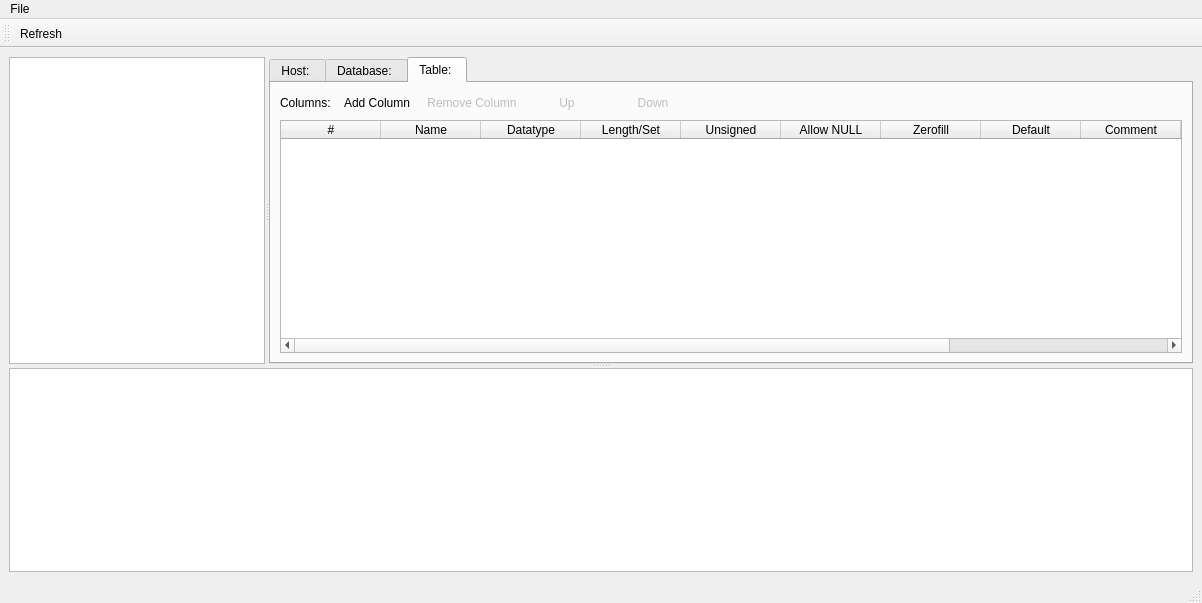
Old version of the form qtcreator_assets/pyHeidi/mainwindow.ui in the repository Fapiko/pyHeidi.
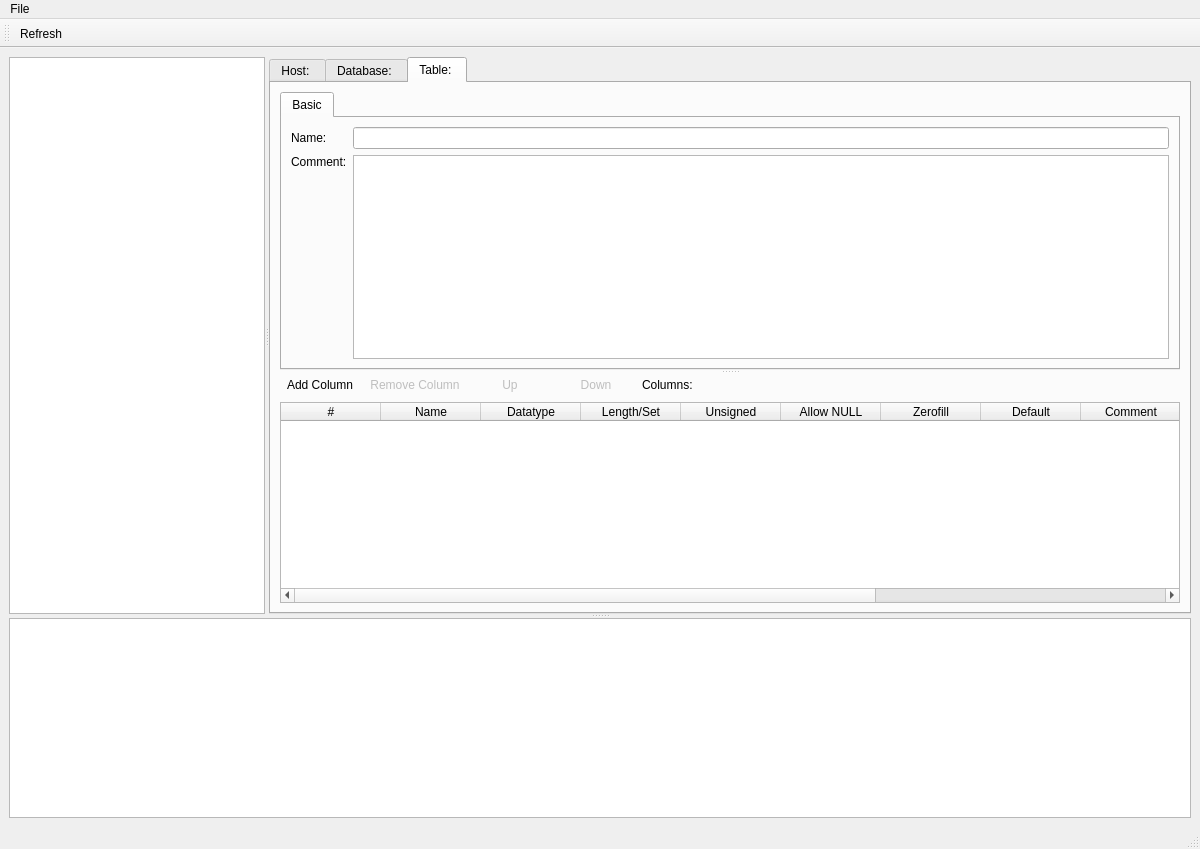
New version of the form. Icons and pictures are not drawn.

Commit message: Making some progress on table creation

```diff
--- a/qtcreator_assets/pyHeidi/mainwindow.ui
+++ b/qtcreator_assets/pyHeidi/mainwindow.ui
@@ -6,8 +6,8 @@
    <rect>
     <x>0</x>
     <y>0</y>
-    <width>1202</width>
-    <height>603</height>
+    <width>1200</width>
+    <height>849</height>
    </rect>
   </property>
   <property name="sizePolicy">
@@ -343,16 +343,67 @@
          <attribute name="title">
           <string>Table: </string>
          </attribute>
+         <layout class="QHBoxLayout" name="horizontalLayout_4">
+          <item>
+           <widget class="QSplitter" name="splitter_3">
+            <property name="orientation">
+             <enum>Qt::Vertical</enum>
+            </property>
+            <property name="childrenCollapsible">
+             <bool>false</bool>
+            </property>
+            <widget class="QTabWidget" name="tableTabs">
+             <property name="currentIndex">
+              <number>0</number>
+             </property>
+             <widget class="QWidget" name="tableTabsBasic">
+              <attribute name="icon">
+               <iconset resource="resources.qrc">
+                <normaloff>:/icons/resources/icons/table.png</normaloff>:/icons/resources/icons/table.png</iconset>
+              </attribute>
+              <attribute name="title">
+               <string>Basic</string>
+              </attribute>
+              <layout class="QHBoxLayout" name="horizontalLayout_5">
+               <item>
+                <layout class="QGridLayout" name="gridLayout_3">
+                 <item row="0" column="0">
+                  <widget class="QLabel" name="label_2">
+                   <property name="text">
+                    <string>Name:</string>
+                   </property>
+                  </widget>
+                 </item>
+                 <item row="0" column="1">
+                  <widget class="QLineEdit" name="tableName"/>
+                 </item>
+                 <item row="1" column="0">
+                  <widget class="QLabel" name="label_3">
+                   <property name="text">
+                    <string>Comment:</string>
+                   </property>
+                   <property name="alignment">
+                    <set>Qt::AlignLeading|Qt::AlignLeft|Qt::AlignTop</set>
+                   </property>
+                  </widget>
+                 </item>
+                 <item row="1" column="1">
+                  <widget class="QPlainTextEdit" name="tableComment"/>
+                 </item>
+                </layout>
+               </item>
+              </layout>
+              <zorder>label_3</zorder>
+              <zorder>label_2</zorder>
+              <zorder>tableName</zorder>
+              <zorder>tableComment</zorder>
+              <zorder></zorder>
+             </widget>
+            </widget>
+            <widget class="QWidget" name="">
          <layout class="QVBoxLayout" name="verticalLayout_5">
           <item>
-           <layout class="QHBoxLayout" name="horizontalLayout_2">
-            <item>
-             <widget class="QLabel" name="label">
-              <property name="text">
-               <string>Columns:</string>
-              </property>
-             </widget>
-            </item>
+               <layout class="QHBoxLayout" name="_2">
             <item>
              <widget class="QPushButton" name="addColumnButton">
               <property name="text">
@@ -418,6 +469,13 @@
               </property>
              </widget>
             </item>
+                <item>
+                 <widget class="QLabel" name="label">
+                  <property name="text">
+                   <string>Columns:</string>
+                  </property>
+                 </widget>
+                </item>
             <item>
              <spacer name="horizontalSpacer">
               <property name="orientation">
@@ -425,8 +483,8 @@
               </property>
               <property name="sizeHint" stdset="0">
                <size>
-                <width>40</width>
-                <height>20</height>
+                    <width>0</width>
+                    <height>0</height>
                </size>
               </property>
              </spacer>
@@ -507,6 +565,16 @@
            </widget>
           </item>
          </layout>
+             <zorder>tableInfoTable</zorder>
+            </widget>
+           </widget>
+          </item>
+         </layout>
+         <zorder>tableInfoTable</zorder>
+         <zorder>label</zorder>
+         <zorder>tableTabs</zorder>
+         <zorder></zorder>
+         <zorder>horizontalLayoutWidget</zorder>
         </widget>
        </widget>
       </widget>
@@ -530,7 +598,7 @@
     <rect>
      <x>0</x>
      <y>0</y>
-     <width>1202</width>
+     <width>1200</width>
      <height>25</height>
     </rect>
    </property>
```
Lines whose indentation alone changed are shown as unchanged. The commit also changes 3 other files.
